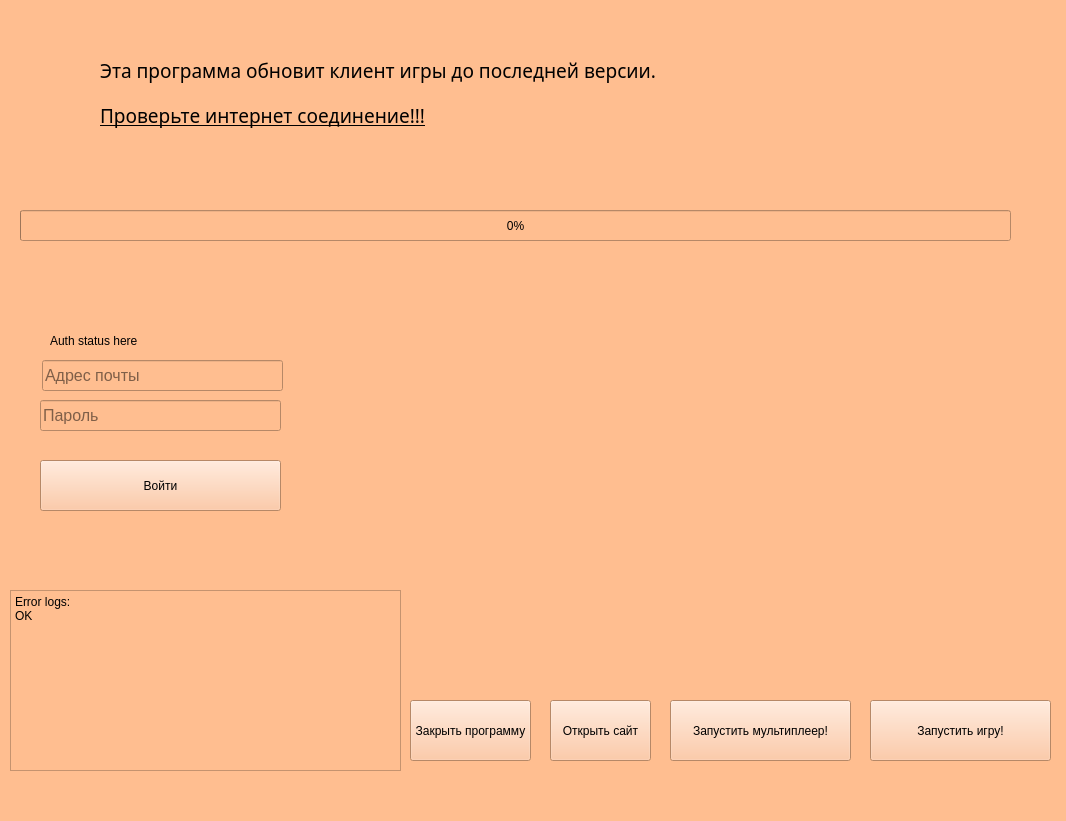
dfbakin/COVIDcover, file launcher/ui.ui: the form before one commit.
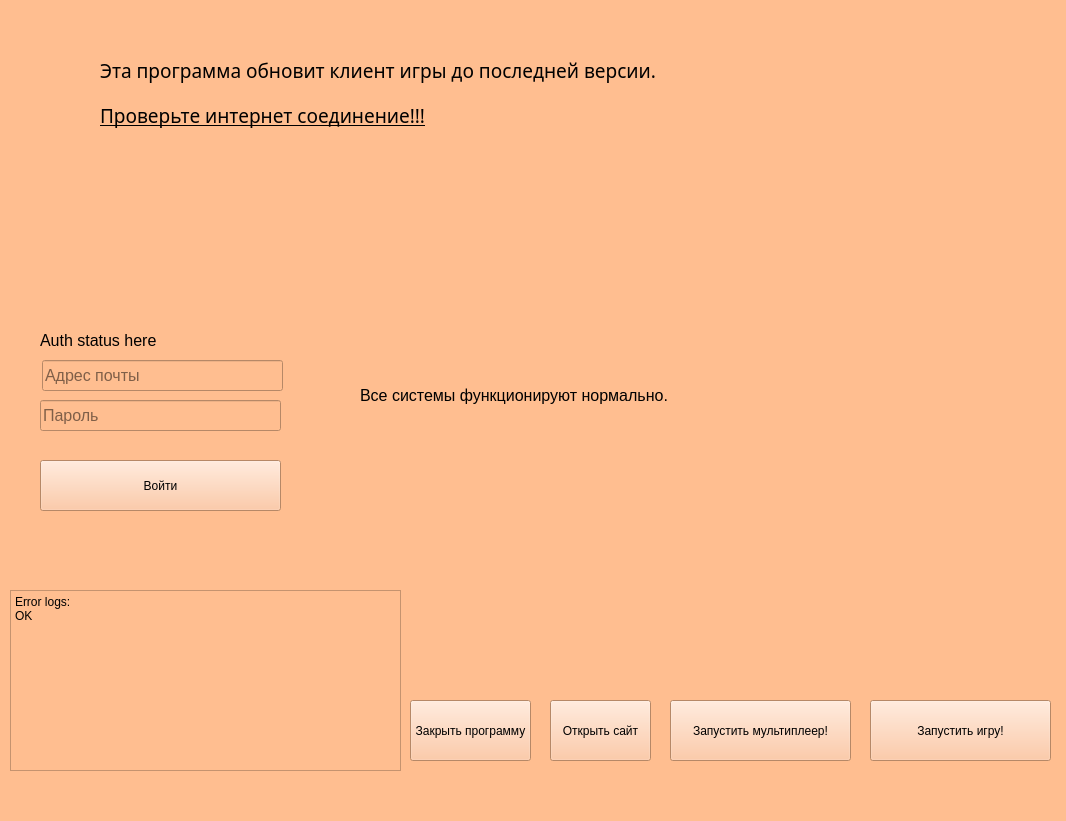
The form after the commit.

```diff
--- a/launcher/ui.ui
+++ b/launcher/ui.ui
@@ -43,19 +43,6 @@
      <string>Запустить игру!</string>
     </property>
    </widget>
-   <widget class="QProgressBar" name="progressBar">
-    <property name="geometry">
-     <rect>
-      <x>20</x>
-      <y>210</y>
-      <width>991</width>
-      <height>31</height>
-     </rect>
-    </property>
-    <property name="value">
-     <number>0</number>
-    </property>
-   </widget>
    <widget class="QPushButton" name="pushButton_4">
     <property name="geometry">
      <rect>
@@ -188,16 +175,39 @@
    <widget class="QLabel" name="label_3">
     <property name="geometry">
      <rect>
-      <x>50</x>
+      <x>40</x>
       <y>330</y>
-      <width>221</width>
+      <width>251</width>
       <height>21</height>
      </rect>
     </property>
+    <property name="font">
+     <font>
+      <pointsize>12</pointsize>
+     </font>
+    </property>
     <property name="text">
      <string>Auth status here</string>
     </property>
    </widget>
+   <widget class="QLabel" name="label_4">
+    <property name="geometry">
+     <rect>
+      <x>360</x>
+      <y>340</y>
+      <width>671</width>
+      <height>111</height>
+     </rect>
+    </property>
+    <property name="font">
+     <font>
+      <pointsize>12</pointsize>
+     </font>
+    </property>
+    <property name="text">
+     <string>Все системы функционируют нормально.</string>
+    </property>
+   </widget>
   </widget>
   <widget class="QMenuBar" name="menubar">
    <property name="geometry">
```
